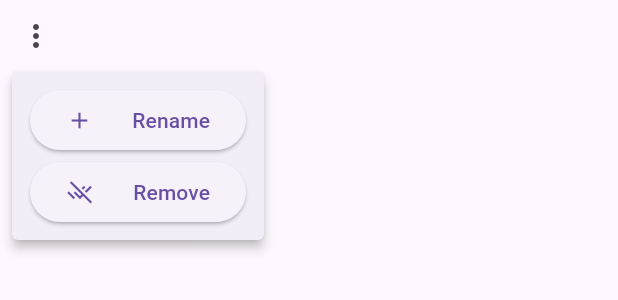
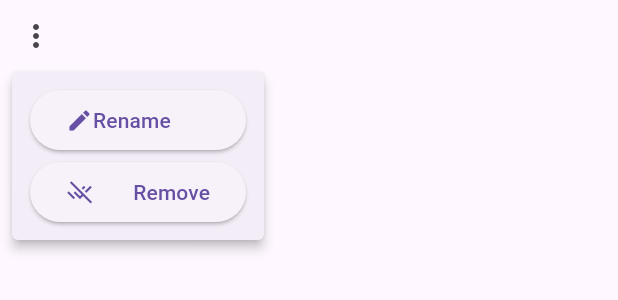
Before and after one commit to Yousefjoo17/Real-Time-Collaborative-FileEdito-frontend, a Flutter app: the OtherOptionsButton widget shown alone on an empty page, opened directly, after a tap on the "more vert" icon, on a phone screen of 412 x 824 dp. Shown: the top 300 px of the screen. Run offline on Flutter 3.47's test engine with Material 3 defaults, Android fonts, the phone set to English and light mode, and no system bars; our stand-ins replace dio, go_router.

Commit message:
rename button done

```diff
--- a/lib/features/FileManagment/widgets/OtherOptionsbuttom.dart
+++ b/lib/features/FileManagment/widgets/OtherOptionsbuttom.dart
@@ -1,3 +1,4 @@
+import 'package:fileeditor/features/FileManagment/widgets/RenameButton.dart';
 import 'package:flutter/material.dart';
 
 class OtherOptionsButton extends StatelessWidget {
@@ -20,17 +21,8 @@ class OtherOptionsButton extends StatelessWidget {
             position.dy + size.height + 100, // Adjust as needed
           ),
           items: [
-            PopupMenuItem(
-              child: ElevatedButton(
-                onPressed: () {},
-                child: const Row(
-                  children: [
-                    Icon(Icons.add),
-                    Spacer(),
-                    Text("Rename"),
-                  ],
-                ),
-              ),
+            const PopupMenuItem(
+              child: RenameButton(),
             ),
             PopupMenuItem(
               child: ElevatedButton(
--- /dev/null
+++ b/lib/features/FileManagment/widgets/RenameButton.dart
@@ -0,0 +1,71 @@
+import 'package:flutter/material.dart';
+
+class RenameButton extends StatefulWidget {
+  const RenameButton({Key? key}) : super(key: key);
+
+  @override
+  _RenameButtonState createState() => _RenameButtonState();
+}
+
+class _RenameButtonState extends State<RenameButton> {
+  bool isButtonVisible = true;
+  late TextEditingController textController;
+
+  @override
+  void initState() {
+    super.initState();
+    textController = TextEditingController();
+  }
+
+  @override
+  void dispose() {
+    textController.dispose();
+    super.dispose();
+  }
+
+  void toggleButtonVisibility() {
+    setState(() {
+      isButtonVisible = !isButtonVisible;
+      if (!isButtonVisible) {
+        textController.clear(); // Clear text when converting to button
+      }
+    });
+  }
+
+  @override
+  Widget build(BuildContext context) {
+    return isButtonVisible
+        ? ElevatedButton(
+            onPressed: toggleButtonVisibility,
+            child: const Row(
+              children: [
+                Icon(Icons.edit),
+                Text('Rename'),
+              ],
+            ),
+          )
+        : Row(
+            children: [
+              SizedBox(
+                width: 128,
+                height: 32,
+                child: TextField(
+                  controller: textController,
+                  decoration: const InputDecoration(
+                    hintText: 'new name',
+                    border: OutlineInputBorder(),
+                  ),
+                  onChanged: (value) {
+                    // Handle text changes
+                  },
+                ),
+              ),
+              const Spacer(),
+              const Icon(
+                Icons.done,
+                size: 32,
+              ),
+            ],
+          );
+  }
+}
```
